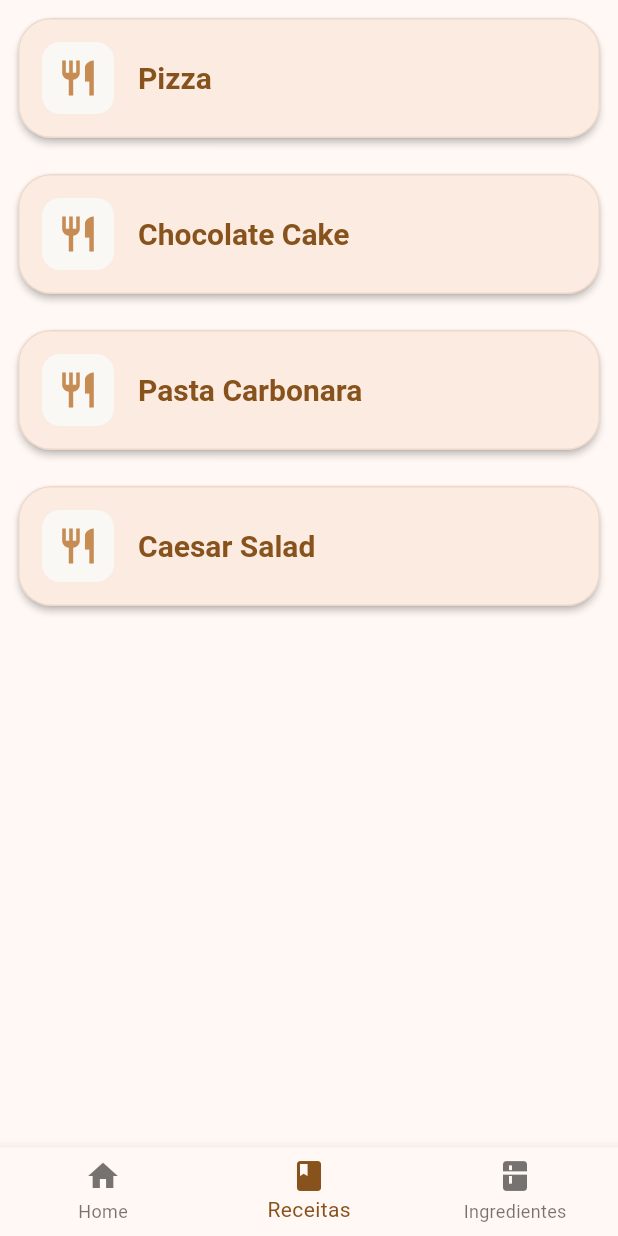
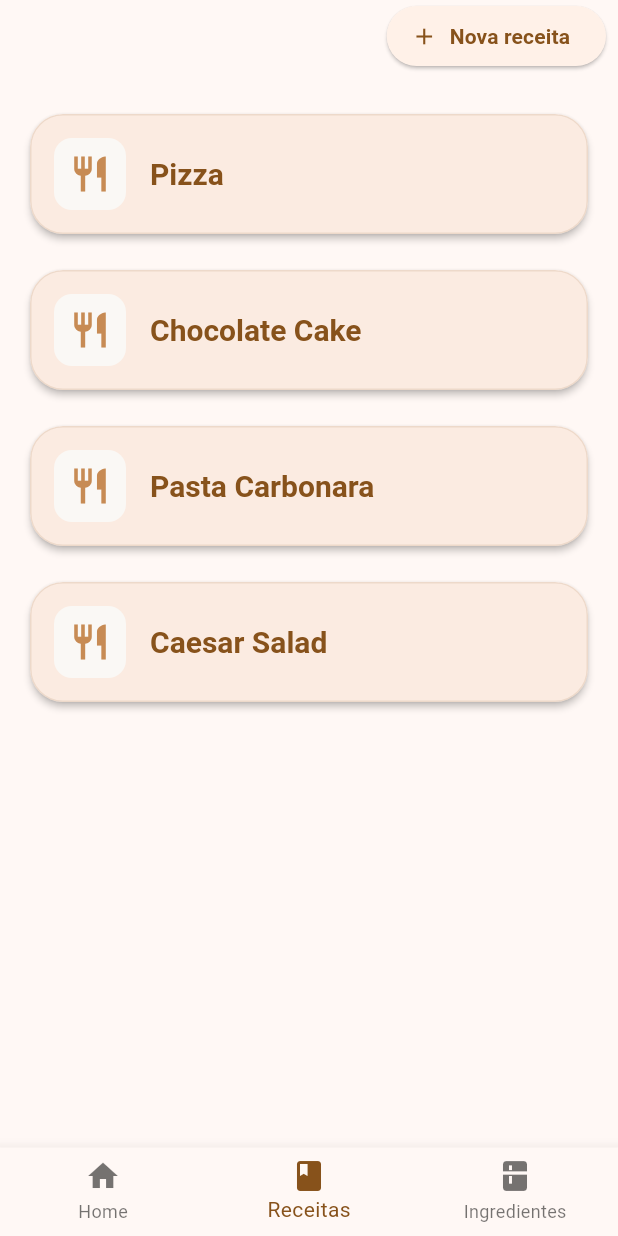
Before and after one commit to FelipePaterni/reseller, a Flutter app: the screen it shows after launch, item 2 of the bottom bar chosen, on a phone screen of 412 x 824 dp. Run offline on Flutter 3.47's test engine with Material 3 defaults, Android fonts, the phone set to English and light mode, and no system bars; our stand-ins replace flutter_form_builder.

Commit message:
feat: enhance RecipeList with modal for adding new recipes and refactor layout

```diff
--- a/lib/src/modules/recipes/presentation/pages/recipe_list.dart
+++ b/lib/src/modules/recipes/presentation/pages/recipe_list.dart
@@ -3,15 +3,46 @@ import 'package:reseller/src/app/router/routes.dart';
 import 'package:reseller/src/core/mocks/recipe_mock.dart';
 import 'package:reseller/src/modules/recipes/domain/entities/recipe.dart';
 import 'package:reseller/src/modules/recipes/presentation/widgets/card_recipe.dart';
+import 'package:reseller/src/shared/widgets/modal.dart';
 
 class RecipeList extends StatelessWidget {
   const RecipeList({super.key});
 
   static final List<Recipe> recipes = [...RECIPES_MOCK.values];
 
+  void _openModal(BuildContext context) {
+    showModalBottomSheet<void>(
+      context: context,
+      isScrollControlled: true,
+      showDragHandle: true,
+      useSafeArea: true,
+      backgroundColor: Theme.of(context).colorScheme.surface,
+      shape: const RoundedRectangleBorder(
+        borderRadius: BorderRadius.vertical(top: Radius.circular(22)),
+      ),
+      builder: (sheetContext) => Modal(
+        title: "Adicionar",
+        child: const Text("Funcionalidade em construção"),
+      ),
+    );
+  }
+
   @override
   Widget build(BuildContext context) {
     return SafeArea(
+      child: Padding(
+        padding: const EdgeInsets.symmetric(horizontal: 8),
+        child: Column(
+          mainAxisSize: MainAxisSize.min,
+          crossAxisAlignment: CrossAxisAlignment.end,
+          spacing: 16,
+          children: [
+            ElevatedButton.icon(
+              onPressed: () => _openModal(context),
+              icon: const Icon(Icons.add),
+              label: const Text("Nova receita"),
+            ),
+            Expanded(
               child: ListView.builder(
                 itemCount: recipes.length,
                 itemBuilder: (context, index) {
@@ -30,6 +61,10 @@ class RecipeList extends StatelessWidget {
                   );
                 },
               ),
+            ),
+          ],
+        ),
+      ),
     );
   }
 }
```
Lines whose indentation alone changed are shown as unchanged.
